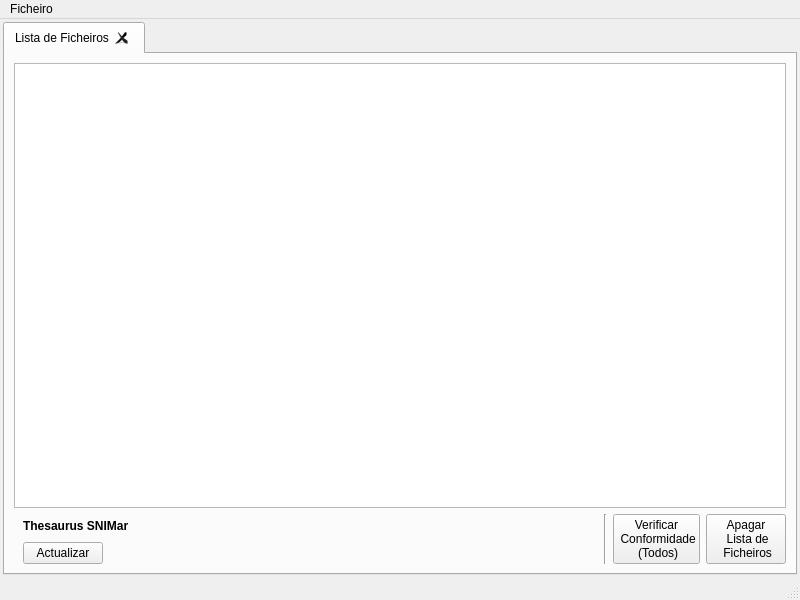
Qt form EditorMetadadosMarswInforbiomares/snimarQtInterfaceView/templates/snimarEditorMainWindow.ui (jgrocha/snimar_qgis_plugin) before a commit.
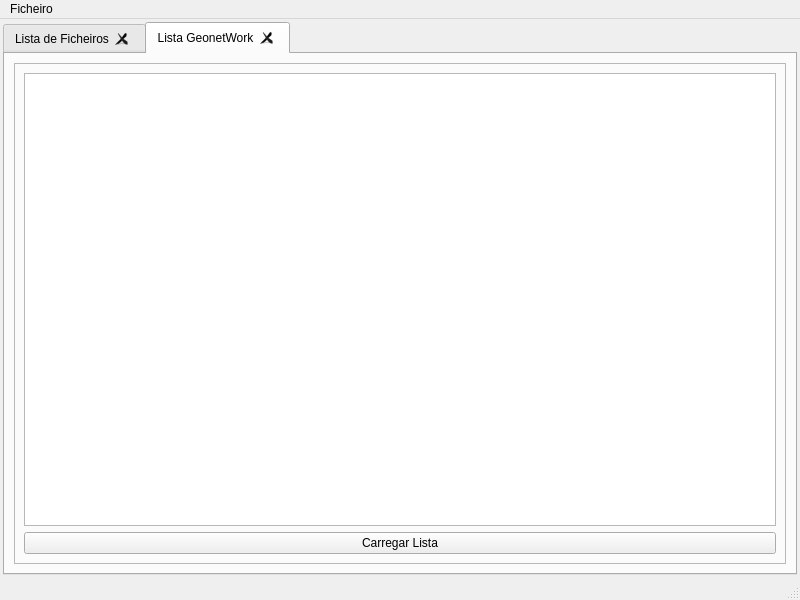
The same form after that commit.

The edit to the form file:
```diff
--- a/EditorMetadadosMarswInforbiomares/snimarQtInterfaceView/templates/snimarEditorMainWindow.ui
+++ b/EditorMetadadosMarswInforbiomares/snimarQtInterfaceView/templates/snimarEditorMainWindow.ui
@@ -29,7 +29,7 @@
    <enum>Qt::ToolButtonTextBesideIcon</enum>
   </property>
   <widget class="QWidget" name="centralwidget">
-   <layout class="QGridLayout" name="gridLayout">
+   <layout class="QHBoxLayout" name="horizontalLayout_2">
     <property name="leftMargin">
      <number>3</number>
     </property>
@@ -42,13 +42,13 @@
     <property name="bottomMargin">
      <number>3</number>
     </property>
-    <item row="0" column="0">
+    <item>
      <widget class="QTabWidget" name="tabWidget">
       <property name="focusPolicy">
        <enum>Qt::ClickFocus</enum>
       </property>
       <property name="currentIndex">
-       <number>0</number>
+       <number>1</number>
       </property>
       <property name="tabsClosable">
        <bool>true</bool>
@@ -192,6 +192,57 @@
         </item>
        </layout>
       </widget>
+      <widget class="QWidget" name="tab">
+       <attribute name="title">
+        <string>Lista GeonetWork</string>
+       </attribute>
+       <layout class="QVBoxLayout" name="verticalLayout_4">
+        <item>
+         <widget class="QFrame" name="frame">
+          <property name="frameShape">
+           <enum>QFrame::StyledPanel</enum>
+          </property>
+          <property name="frameShadow">
+           <enum>QFrame::Raised</enum>
+          </property>
+          <layout class="QVBoxLayout" name="verticalLayout_5">
+           <item>
+            <widget class="QTableView" name="filetable_2">
+             <property name="editTriggers">
+              <set>QAbstractItemView::NoEditTriggers</set>
+             </property>
+             <property name="alternatingRowColors">
+              <bool>true</bool>
+             </property>
+             <property name="gridStyle">
+              <enum>Qt::SolidLine</enum>
+             </property>
+             <property name="sortingEnabled">
+              <bool>true</bool>
+             </property>
+             <property name="cornerButtonEnabled">
+              <bool>false</bool>
+             </property>
+             <attribute name="horizontalHeaderCascadingSectionResizes">
+              <bool>true</bool>
+             </attribute>
+             <attribute name="horizontalHeaderMinimumSectionSize">
+              <number>10</number>
+             </attribute>
+            </widget>
+           </item>
+           <item>
+            <widget class="QPushButton" name="setServer">
+             <property name="text">
+              <string>Carregar Lista</string>
+             </property>
+            </widget>
+           </item>
+          </layout>
+         </widget>
+        </item>
+       </layout>
+      </widget>
      </widget>
     </item>
    </layout>
```
Left out of the diff: 87 changed lines with no effect on the pictures.
